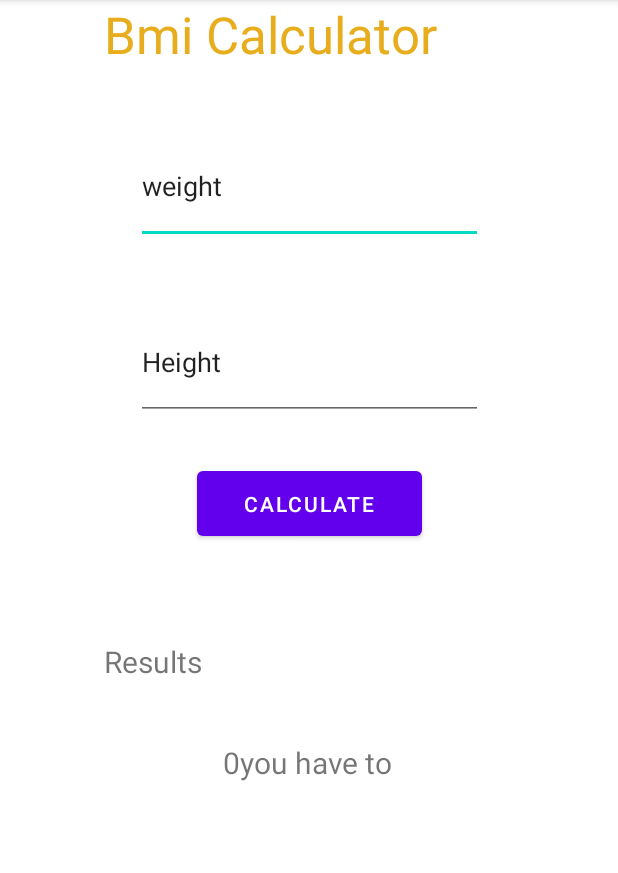
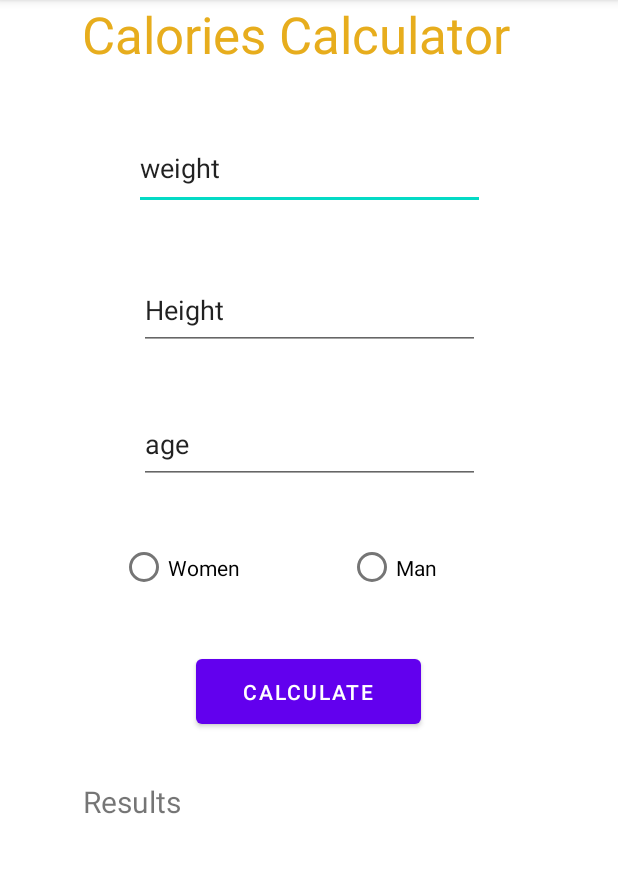
Before and after one commit to oumab26/MobileApp_Sante, an Android app: the BmiActivity screen opened directly, with no data from a screen before it, after a tap on "CALCULATE", on a phone screen of 412 x 824 dp, the part 84-957 px from its top. Run offline under Robolectric (Android 15) with nearby library versions, the phone set to English and light mode, and no system bars.

Commit message:
calculate calories

```diff
--- a/app/src/main/AndroidManifest.xml
+++ b/app/src/main/AndroidManifest.xml
@@ -41,6 +41,7 @@
         </activity>
         <activity
             android:name=".CalorieActivity"
+            android:parentActivityName=".MenuActivity"
             android:exported="true" />
         <activity
             android:name=".RegisterActivity"
--- a/app/src/main/java/tn/esprit/datastorage/BmiActivity.java
+++ b/app/src/main/java/tn/esprit/datastorage/BmiActivity.java
@@ -3,18 +3,24 @@ package tn.esprit.datastorage;
 import androidx.appcompat.app.AppCompatActivity;
 
 import android.annotation.SuppressLint;
-import android.content.Intent;
 import android.os.Bundle;
 import android.view.View;
 import android.widget.Button;
+import android.widget.EditText;
+import android.widget.RadioButton;
 import android.widget.TextView;
-
+import java.text.DecimalFormat;
 public class BmiActivity extends AppCompatActivity {
 
 
 
     Button calculateBmi;
     TextView result;
+    RadioButton man;
+    RadioButton women;
+    EditText weight;
+    EditText height;
+    EditText age;
 
 
     @SuppressLint("RestrictedApi")
@@ -26,12 +32,64 @@ public class BmiActivity extends AppCompatActivity {
 
         calculateBmi = findViewById(R.id.btnCalculateBmi);
         result = findViewById(R.id.texteres);
+        women = findViewById(R.id.btnWomen);
+        man = findViewById(R.id.btnman);
+
+        weight = findViewById(R.id.weight);
+        height = findViewById(R.id.height);
+        age = findViewById(R.id.age);
+
+
+        man.setOnClickListener(new View.OnClickListener() {
+            @Override
+            public void onClick(View view) {
+
+                if(man.isChecked()){
+                    women.setChecked(false);
+                }
+
+            }
+        });
+
+        women.setOnClickListener(new View.OnClickListener() {
+            @Override
+            public void onClick(View view) {
+
+                if(women.isChecked()){
+                    man.setChecked(false);
+                }
+
+            }
+        });
 
         calculateBmi.setOnClickListener(new View.OnClickListener() {
             @Override
             public void onClick(View view) {
+                double res = 0;
+                DecimalFormat df = new DecimalFormat("0.00");
 
-                result.setText(10-10 + "you have to");
+
+                System.out.println(man.isChecked());
+                if(man.isChecked()){
+                    res = 66.47 + (13.75 * Double.parseDouble(weight.getText().toString())) + (5.003 * Double.parseDouble(height.getText().toString())) - (6.755 * Integer.parseInt(age.getText().toString()));
+                }
+                if(women.isChecked()){
+                    res = 655.1 + (9.563 * Double.parseDouble(weight.getText().toString())) + (1.850 * Double.parseDouble(height.getText().toString())) - (4.676 * Integer.parseInt(age.getText().toString()));
+                }
+                if(res>0){
+                    result.setText(df.format(res) + " Calories");
+                }
+
+                else{
+                    result.setText("");
+                }
+
+
+
+                /*
+                For women, BMR = 655.1 + (9.563 x weight in kg) + (1.850 x height in cm) - (4.676 x age in years)
+For men, BMR = 66.47 + (13.75 x weight in kg) + (5.003 x height in cm) - (6.755 x age in years)
+                */
 
             }
         });
--- a/app/src/main/java/tn/esprit/datastorage/CalorieActivity.java
+++ b/app/src/main/java/tn/esprit/datastorage/CalorieActivity.java
@@ -1,5 +1,6 @@
 package tn.esprit.datastorage;
 
+import android.annotation.SuppressLint;
 import android.content.SharedPreferences;
 import android.os.Bundle;
 import android.view.View;
@@ -23,13 +24,14 @@ public class CalorieActivity extends AppCompatActivity {
     //Button logout;
     TextView result;
 
-
+    @SuppressLint("RestrictedApi")
     @Override
     protected void onCreate(Bundle savedInstanceState) {
         super.onCreate(savedInstanceState);
         setContentView(R.layout.activity_calorie);
+        getSupportActionBar().setDefaultDisplayHomeAsUpEnabled(true);
 
-        SharedPreferences sp = getSharedPreferences("sp", MODE_PRIVATE);
+        //SharedPreferences sp = getSharedPreferences("sp", MODE_PRIVATE);
 
         taille = findViewById(R.id.taille);
         poid = findViewById(R.id.poid);
--- a/app/src/main/java/tn/esprit/datastorage/MenuActivity.java
+++ b/app/src/main/java/tn/esprit/datastorage/MenuActivity.java
@@ -14,7 +14,7 @@ public class MenuActivity extends AppCompatActivity {
     Button calculateCalories;
     Button bmiActivity;
 
-    SharedPreferences sp = getSharedPreferences("sp", MODE_PRIVATE);
+    //SharedPreferences sp = getSharedPreferences("sp", MODE_PRIVATE);
 
 
 
@@ -50,7 +50,7 @@ public class MenuActivity extends AppCompatActivity {
 
 
         logout.setOnClickListener(v -> {
-             sp.edit().clear().apply();
+            // sp.edit().clear().apply();
              finish();
          });
 
--- a/app/src/main/res/layout/activity_bmi.xml
+++ b/app/src/main/res/layout/activity_bmi.xml
@@ -9,69 +9,102 @@
         android:id="@+id/btnCalculateBmi"
         android:layout_width="150dp"
         android:layout_height="55dp"
-        android:layout_marginTop="28dp"
+        android:layout_marginTop="200dp"
         android:text="Calculate"
         app:layout_constraintEnd_toEndOf="parent"
+        app:layout_constraintHorizontal_bias="0.498"
         app:layout_constraintStart_toStartOf="parent"
-        app:layout_constraintTop_toBottomOf="@+id/editTextTextPersonName2" />
+        app:layout_constraintTop_toBottomOf="@+id/height" />
 
     <EditText
-        android:id="@+id/editTextTextPersonName"
-        android:layout_width="231dp"
-        android:layout_height="77dp"
+        android:id="@+id/weight"
+        android:layout_width="234dp"
+        android:layout_height="56dp"
         android:layout_marginTop="44dp"
         android:ems="10"
-        android:inputType="textPersonName"
+        android:inputType="numberDecimal"
         android:text="weight"
         app:layout_constraintEnd_toEndOf="parent"
         app:layout_constraintStart_toStartOf="parent"
         app:layout_constraintTop_toBottomOf="@+id/textView4" />
 
     <EditText
-        android:id="@+id/editTextTextPersonName2"
-        android:layout_width="231dp"
-        android:layout_height="77dp"
+        android:id="@+id/height"
+        android:layout_width="227dp"
+        android:layout_height="53dp"
         android:layout_marginTop="40dp"
         android:ems="10"
-        android:inputType="textPersonName"
+        android:inputType="textPersonName|numberDecimal"
         android:text="Height"
         app:layout_constraintEnd_toEndOf="parent"
         app:layout_constraintStart_toStartOf="parent"
-        app:layout_constraintTop_toBottomOf="@+id/editTextTextPersonName" />
+        app:layout_constraintTop_toBottomOf="@+id/weight" />
+
+    <EditText
+        android:id="@+id/age"
+        android:layout_width="227dp"
+        android:layout_height="53dp"
+        android:layout_marginTop="36dp"
+        android:ems="10"
+        android:inputType="number|textPersonName"
+        android:text="age"
+        app:layout_constraintEnd_toEndOf="parent"
+        app:layout_constraintStart_toStartOf="parent"
+        app:layout_constraintTop_toBottomOf="@+id/height" />
 
     <TextView
         android:id="@+id/textView3"
         android:layout_width="wrap_content"
         android:layout_height="wrap_content"
-        android:layout_marginTop="64dp"
+        android:layout_marginTop="32dp"
         android:text="Results"
         android:textSize="20sp"
         app:layout_constraintEnd_toEndOf="parent"
-        app:layout_constraintHorizontal_bias="0.2"
+        app:layout_constraintHorizontal_bias="0.159"
         app:layout_constraintStart_toStartOf="parent"
         app:layout_constraintTop_toBottomOf="@+id/btnCalculateBmi" />
 
     <TextView
         android:id="@+id/textView4"
-        android:layout_width="274dp"
-        android:layout_height="41dp"
-        android:text="Bmi Calculator"
+        android:layout_width="303dp"
+        android:layout_height="40dp"
+        android:text="Calories Calculator"
         android:textColor="#E7AD1D"
         android:textColorLink="#E7AD1D"
         android:textSize="34sp"
         app:layout_constraintEnd_toEndOf="parent"
         app:layout_constraintStart_toStartOf="parent"
-        tools:layout_editor_absoluteY="91dp" />
+        tools:layout_editor_absoluteY="81dp" />
 
     <TextView
         android:id="@+id/texteres"
         android:layout_width="wrap_content"
         android:layout_height="wrap_content"
-        android:layout_marginTop="40dp"
+        android:layout_marginTop="4dp"
         android:textSize="20sp"
         app:layout_constraintEnd_toEndOf="parent"
-        app:layout_constraintHorizontal_bias="0.498"
+        app:layout_constraintHorizontal_bias="0.52"
         app:layout_constraintStart_toStartOf="parent"
         app:layout_constraintTop_toBottomOf="@+id/textView3" />
 
+    <RadioButton
+        android:id="@+id/btnWomen"
+        android:layout_width="84dp"
+        android:layout_height="55dp"
+        android:layout_marginStart="80dp"
+        android:layout_marginTop="28dp"
+        android:text="Women"
+        app:layout_constraintStart_toStartOf="parent"
+        app:layout_constraintTop_toBottomOf="@+id/age" />
+
+    <RadioButton
+        android:id="@+id/btnman"
+        android:layout_width="84dp"
+        android:layout_height="55dp"
+        android:layout_marginStart="232dp"
+        android:layout_marginTop="28dp"
+        android:text="Man"
+        app:layout_constraintStart_toStartOf="parent"
+        app:layout_constraintTop_toBottomOf="@+id/age" />
+
 </androidx.constraintlayout.widget.ConstraintLayout>
```
